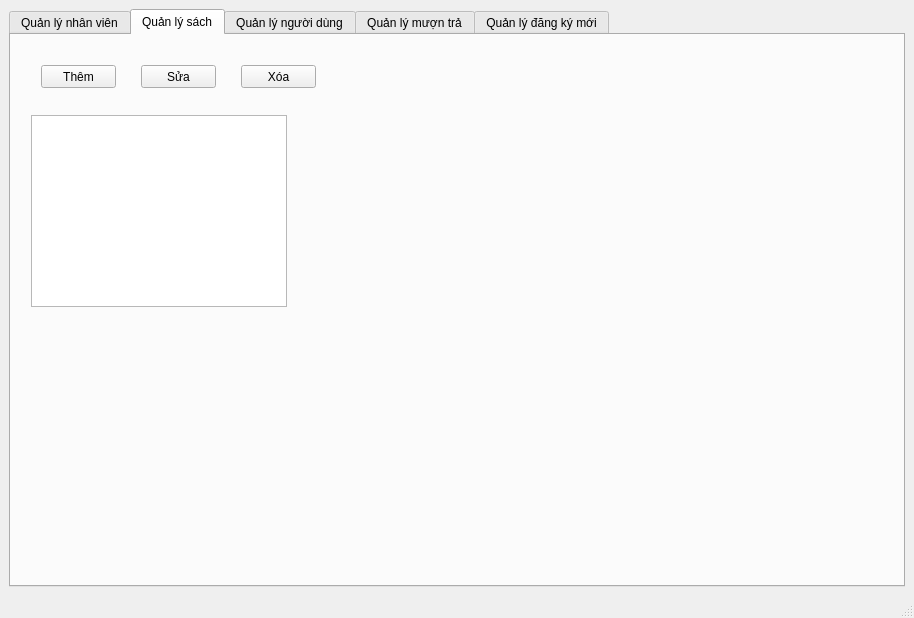
Qt form admin.ui (duydvu/Library) before a commit.
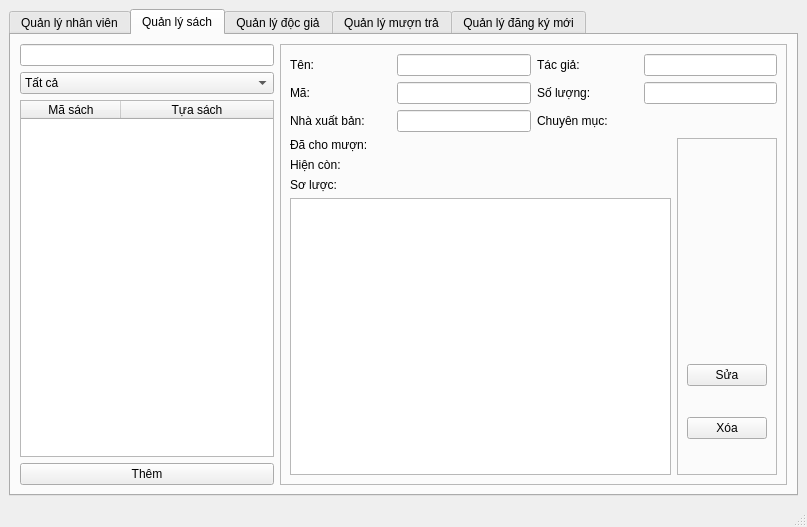
The same form after that commit. The open tabs and pages were chosen to show the change.

Commit message: add more search features, change layout

The edit to the form file:
```diff
--- a/admin.ui
+++ b/admin.ui
@@ -6,15 +6,15 @@
    <rect>
     <x>0</x>
     <y>0</y>
-    <width>914</width>
-    <height>618</height>
+    <width>807</width>
+    <height>527</height>
    </rect>
   </property>
   <property name="windowTitle">
    <string>MainWindow</string>
   </property>
   <widget class="QWidget" name="centralwidget">
-   <layout class="QGridLayout" name="gridLayout">
+   <layout class="QGridLayout" name="gridLayout_8">
     <item row="0" column="0">
      <widget class="QTabWidget" name="admin">
       <property name="currentIndex">
@@ -254,69 +254,431 @@
        <attribute name="title">
         <string>Quản lý sách</string>
        </attribute>
-       <widget class="QWidget" name="widget" native="true">
-        <property name="geometry">
-         <rect>
-          <x>20</x>
-          <y>20</y>
-          <width>511</width>
-          <height>51</height>
-         </rect>
-        </property>
-        <widget class="QPushButton" name="pushButton">
-         <property name="geometry">
-          <rect>
-           <x>10</x>
-           <y>10</y>
-           <width>75</width>
-           <height>23</height>
-          </rect>
-         </property>
-         <property name="text">
-          <string>Thêm</string>
-         </property>
-        </widget>
-        <widget class="QPushButton" name="pushButton_5">
-         <property name="geometry">
-          <rect>
-           <x>110</x>
-           <y>10</y>
-           <width>75</width>
-           <height>23</height>
-          </rect>
-         </property>
-         <property name="text">
-          <string>Sửa</string>
-         </property>
-        </widget>
-        <widget class="QPushButton" name="pushButton_6">
-         <property name="geometry">
-          <rect>
-           <x>210</x>
-           <y>10</y>
-           <width>75</width>
-           <height>23</height>
-          </rect>
-         </property>
-         <property name="text">
-          <string>Xóa</string>
-         </property>
-        </widget>
-       </widget>
-       <widget class="QTableView" name="tableView">
-        <property name="geometry">
-         <rect>
-          <x>20</x>
-          <y>80</y>
-          <width>256</width>
-          <height>192</height>
-         </rect>
-        </property>
-       </widget>
+       <layout class="QGridLayout" name="gridLayout_6">
+        <item row="0" column="0">
+         <layout class="QHBoxLayout" name="horizontalLayout_6" stretch="1,2">
+          <item>
+           <layout class="QVBoxLayout" name="verticalLayout_4">
+            <item>
+             <widget class="QLineEdit" name="lineEdit_5"/>
+            </item>
+            <item>
+             <widget class="QComboBox" name="category">
+              <item>
+               <property name="text">
+                <string>Tất cả</string>
+               </property>
+              </item>
+              <item>
+               <property name="text">
+                <string>Bách khoa toàn thư</string>
+               </property>
+              </item>
+              <item>
+               <property name="text">
+                <string>Châm biếm</string>
+               </property>
+              </item>
+              <item>
+               <property name="text">
+                <string>Du lịch</string>
+               </property>
+              </item>
+              <item>
+               <property name="text">
+                <string>Địa lý</string>
+               </property>
+              </item>
+              <item>
+               <property name="text">
+                <string>Hành động và phiêu lưu</string>
+               </property>
+              </item>
+              <item>
+               <property name="text">
+                <string>Huyền bí</string>
+               </property>
+              </item>
+              <item>
+               <property name="text">
+                <string>Khoa học</string>
+               </property>
+              </item>
+              <item>
+               <property name="text">
+                <string>Khoa học viễn tưởng</string>
+               </property>
+              </item>
+              <item>
+               <property name="text">
+                <string>Kịch</string>
+               </property>
+              </item>
+              <item>
+               <property name="text">
+                <string>Kinh dị</string>
+               </property>
+              </item>
+              <item>
+               <property name="text">
+                <string>Kinh tế</string>
+               </property>
+              </item>
+              <item>
+               <property name="text">
+                <string>Lãng mạn</string>
+               </property>
+              </item>
+              <item>
+               <property name="text">
+                <string>Lịch sử</string>
+               </property>
+              </item>
+              <item>
+               <property name="text">
+                <string>Nghệ thuật</string>
+               </property>
+              </item>
+              <item>
+               <property name="text">
+                <string>Nhật ký</string>
+               </property>
+              </item>
+              <item>
+               <property name="text">
+                <string>Sách nấu ăn</string>
+               </property>
+              </item>
+              <item>
+               <property name="text">
+                <string>Sức khỏe</string>
+               </property>
+              </item>
+              <item>
+               <property name="text">
+                <string>Tạp chí</string>
+               </property>
+              </item>
+              <item>
+               <property name="text">
+                <string>Thơ</string>
+               </property>
+              </item>
+              <item>
+               <property name="text">
+                <string>Tiểu sử</string>
+               </property>
+              </item>
+              <item>
+               <property name="text">
+                <string>Toán</string>
+               </property>
+              </item>
+              <item>
+               <property name="text">
+                <string>Tôn giáo</string>
+               </property>
+              </item>
+              <item>
+               <property name="text">
+                <string>Chính trị</string>
+               </property>
+              </item>
+              <item>
+               <property name="text">
+                <string>Trẻ em</string>
+               </property>
+              </item>
+              <item>
+               <property name="text">
+                <string>Truyện tranh</string>
+               </property>
+              </item>
+              <item>
+               <property name="text">
+                <string>Từ điển</string>
+               </property>
+              </item>
+             </widget>
+            </item>
+            <item>
+             <widget class="QTableWidget" name="tableWidget">
+              <attribute name="horizontalHeaderStretchLastSection">
+               <bool>true</bool>
+              </attribute>
+              <attribute name="verticalHeaderVisible">
+               <bool>false</bool>
+              </attribute>
+              <column>
+               <property name="text">
+                <string>Mã sách</string>
+               </property>
+              </column>
+              <column>
+               <property name="text">
+                <string>Tựa sách</string>
+               </property>
+              </column>
+             </widget>
+            </item>
+            <item>
+             <widget class="QPushButton" name="pushButton">
+              <property name="text">
+               <string>Thêm</string>
+              </property>
+             </widget>
+            </item>
+           </layout>
+          </item>
+          <item>
+           <widget class="QFrame" name="frame_4">
+            <property name="frameShape">
+             <enum>QFrame::StyledPanel</enum>
+            </property>
+            <property name="frameShadow">
+             <enum>QFrame::Raised</enum>
+            </property>
+            <layout class="QGridLayout" name="gridLayout_7">
+             <item row="0" column="0" colspan="2">
+              <layout class="QGridLayout" name="gridLayout">
+               <item row="0" column="0">
+                <layout class="QHBoxLayout" name="horizontalLayout_5">
+                 <item>
+                  <widget class="QLabel" name="label_10">
+                   <property name="minimumSize">
+                    <size>
+                     <width>101</width>
+                     <height>16</height>
+                    </size>
+                   </property>
+                   <property name="text">
+                    <string>Tên:</string>
+                   </property>
+                  </widget>
+                 </item>
+                 <item>
+                  <widget class="QLineEdit" name="lineEdit"/>
+                 </item>
+                </layout>
+               </item>
+               <item row="0" column="1">
+                <layout class="QHBoxLayout" name="horizontalLayout_10">
+                 <item>
+                  <widget class="QLabel" name="label_11">
+                   <property name="minimumSize">
+                    <size>
+                     <width>101</width>
+                     <height>16</height>
+                    </size>
+                   </property>
+                   <property name="text">
+                    <string>Tác giả:</string>
+                   </property>
+                  </widget>
+                 </item>
+                 <item>
+                  <widget class="QLineEdit" name="lineEdit_3"/>
+                 </item>
+                </layout>
+               </item>
+               <item row="1" column="0">
+                <layout class="QHBoxLayout" name="horizontalLayout_7">
+                 <item>
+                  <widget class="QLabel" name="label_14">
+                   <property name="minimumSize">
+                    <size>
+                     <width>101</width>
+                     <height>16</height>
+                    </size>
+                   </property>
+                   <property name="text">
+                    <string>Mã:</string>
+                   </property>
+                  </widget>
+                 </item>
+                 <item>
+                  <widget class="QLineEdit" name="lineEdit_2"/>
+                 </item>
+                </layout>
+               </item>
+               <item row="1" column="1">
+                <layout class="QHBoxLayout" name="horizontalLayout_11">
+                 <item>
+                  <widget class="QLabel" name="label_15">
+                   <property name="minimumSize">
+                    <size>
+                     <width>101</width>
+                     <height>16</height>
+                    </size>
+                   </property>
+                   <property name="text">
+                    <string>Số lượng:</string>
+                   </property>
+                  </widget>
+                 </item>
+                 <item>
+                  <widget class="QLineEdit" name="lineEdit_6"/>
+                 </item>
+                </layout>
+               </item>
+               <item row="2" column="0">
+                <layout class="QHBoxLayout" name="horizontalLayout_8">
+                 <item>
+                  <widget class="QLabel" name="label_13">
+                   <property name="minimumSize">
+                    <size>
+                     <width>101</width>
+                     <height>16</height>
+                    </size>
+                   </property>
+                   <property name="text">
+                    <string>Nhà xuất bản:</string>
+                   </property>
+                  </widget>
+                 </item>
+                 <item>
+                  <widget class="QLineEdit" name="lineEdit_4"/>
+                 </item>
+                </layout>
+               </item>
+               <item row="2" column="1">
+                <layout class="QHBoxLayout" name="horizontalLayout_9">
+                 <item>
+                  <widget class="QLabel" name="label_12">
+                   <property name="text">
+                    <string>Chuyên mục:</string>
+                   </property>
+                  </widget>
+                 </item>
+                 <item>
+                  <widget class="QLabel" name="label_17">
+                   <property name="minimumSize">
+                    <size>
+                     <width>128</width>
+                     <height>16</height>
+                    </size>
+                   </property>
+                   <property name="text">
+                    <string/>
+                   </property>
+                  </widget>
+                 </item>
+                </layout>
+               </item>
+              </layout>
+             </item>
+             <item row="1" column="0">
+              <layout class="QVBoxLayout" name="verticalLayout_8">
+               <item>
+                <layout class="QHBoxLayout" name="horizontalLayout_12">
+                 <item>
+                  <widget class="QLabel" name="label_18">
+                   <property name="text">
+                    <string>Đã cho mượn:</string>
+                   </property>
+                  </widget>
+                 </item>
+                 <item>
+                  <widget class="QLabel" name="label_19">
+                   <property name="text">
+                    <string/>
+                   </property>
+                  </widget>
+                 </item>
+                </layout>
+               </item>
+               <item>
+                <layout class="QHBoxLayout" name="horizontalLayout_13">
+                 <item>
+                  <widget class="QLabel" name="label_20">
+                   <property name="text">
+                    <string>Hiện còn:</string>
+                   </property>
+                  </widget>
+                 </item>
+                 <item>
+                  <widget class="QLabel" name="label_21">
+                   <property name="text">
+                    <string/>
+                   </property>
+                  </widget>
+                 </item>
+                </layout>
+               </item>
+               <item>
+                <layout class="QVBoxLayout" name="verticalLayout_5">
+                 <item>
+                  <widget class="QLabel" name="label_16">
+                   <property name="text">
+                    <string>Sơ lược:</string>
+                   </property>
+                  </widget>
+                 </item>
+                 <item>
+                  <widget class="QTextEdit" name="textEdit"/>
+                 </item>
+                </layout>
+               </item>
+              </layout>
+             </item>
+             <item row="1" column="1">
+              <widget class="QFrame" name="frame_5">
+               <property name="frameShape">
+                <enum>QFrame::StyledPanel</enum>
+               </property>
+               <property name="frameShadow">
+                <enum>QFrame::Raised</enum>
+               </property>
+               <layout class="QVBoxLayout" name="verticalLayout_6">
+                <property name="topMargin">
+                 <number>200</number>
+                </property>
+                <item>
+                 <widget class="QPushButton" name="pushButton_5">
+                  <property name="text">
+                   <string>Sửa</string>
+                  </property>
+                 </widget>
+                </item>
+                <item>
+                 <widget class="QPushButton" name="pushButton_6">
+                  <property name="text">
+                   <string>Xóa</string>
+                  </property>
+                 </widget>
+                </item>
+               </layout>
+              </widget>
+             </item>
+            </layout>
+            <zorder>label_10</zorder>
+            <zorder>label_11</zorder>
+            <zorder>label_13</zorder>
+            <zorder>label_14</zorder>
+            <zorder>label_15</zorder>
+            <zorder>label_12</zorder>
+            <zorder>label_16</zorder>
+            <zorder>lineEdit</zorder>
+            <zorder>lineEdit_2</zorder>
+            <zorder>lineEdit_3</zorder>
+            <zorder>lineEdit_4</zorder>
+            <zorder>lineEdit_6</zorder>
+            <zorder>label_17</zorder>
+            <zorder>textEdit</zorder>
+            <zorder>frame_5</zorder>
+            <zorder>label_18</zorder>
+            <zorder>label_19</zorder>
+            <zorder>layoutWidget</zorder>
+            <zorder>label_17</zorder>
+           </widget>
+          </item>
+         </layout>
+        </item>
+       </layout>
       </widget>
       <widget class="QWidget" name="users">
        <attribute name="title">
-        <string>Quản lý người dùng</string>
+        <string>Quản lý độc giả</string>
        </attribute>
        <layout class="QGridLayout" name="gridLayout_5">
         <item row="0" column="0">
```
Left out of the diff: 338 changed lines with no effect on the pictures. The commit also changes 44 other files.
